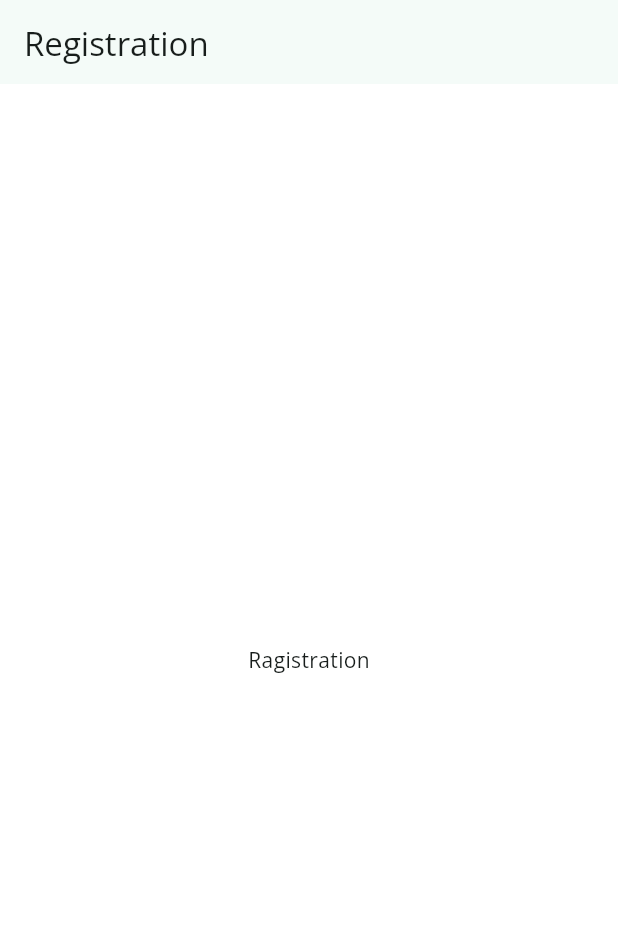
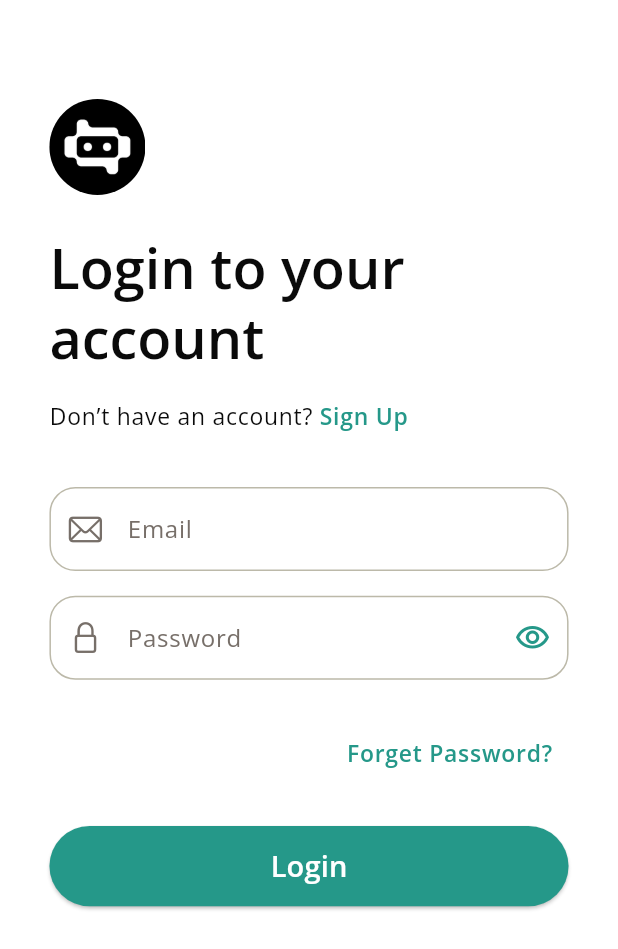
Before and after one commit to Alaminpk05/echo-verse, a Flutter app: the screen it shows after launch, on a phone screen of 412 x 824 dp. Shown: the top 949 px of the screen. Run offline on Flutter 3.47's test engine with Material 3 defaults, Android fonts, the light colour scheme and no system bars; our stand-ins replace responsive_sizer.

Commit message:
create login page ui

```diff
--- a/echo_verse/lib/app_view.dart
+++ b/echo_verse/lib/app_view.dart
@@ -1,4 +1,4 @@
-import 'package:echo_verse/featurse/authentication/registration/screens/registration.dart';
+import 'package:echo_verse/features/authentication/registration/screens/registration.dart';
 import 'package:echo_verse/utils/theme/theme.dart';
 import 'package:flutter/material.dart';
 import 'package:responsive_sizer/responsive_sizer.dart';
--- /dev/null
+++ b/echo_verse/lib/features/authentication/registration/screens/registration.dart
@@ -0,0 +1,140 @@
+import 'package:echo_verse/utils/constant/colors.dart';
+import 'package:echo_verse/utils/constant/icons.dart';
+import 'package:flutter/material.dart';
+import 'package:responsive_sizer/responsive_sizer.dart';
+
+class RegistrationPage extends StatefulWidget {
+  const RegistrationPage({super.key});
+
+  @override
+  State<RegistrationPage> createState() => _RegistrationPageState();
+}
+
+class _RegistrationPageState extends State<RegistrationPage> {
+  @override
+  Widget build(BuildContext context) {
+    return Scaffold(
+        body: Padding(
+      padding: EdgeInsets.symmetric(
+        horizontal: 8.w,
+        vertical: 8.h,
+      ),
+      child: Column(
+        mainAxisAlignment: MainAxisAlignment.start,
+        crossAxisAlignment: CrossAxisAlignment.start,
+        children: [
+          ClipOval(
+            child: Image.asset(
+              'lib/assets/logo/robo.png',
+              fit: BoxFit.contain,
+              width: 64,
+              height: 64,
+            ),
+          ),
+          SizedBox(height: 3.h),
+          Text('Login to your account',
+              style: TextTheme.of(context).headlineLarge),
+          SizedBox(height: 2.3.h),
+          RichText(
+              text: TextSpan(children: [
+            TextSpan(
+                text: 'Don’t have an account? ',
+                style: TextTheme.of(context)
+                    .labelMedium!
+                    .copyWith(fontWeight: FontWeight.w400)),
+            TextSpan(
+                text: 'Sign Up',
+                style:
+                    TextTheme.of(context).labelMedium!.copyWith(color: teal)),
+          ])),
+          SizedBox(
+            height: 4.5.h,
+          ),
+          Column(
+            crossAxisAlignment: CrossAxisAlignment.end,
+            children: [
+              AuthTextFieldWidget(
+                hintText: 'Email',
+                suffixIcon: email,
+                showEyeIcon: false, prefixIcon: email,
+              ),
+              SizedBox(
+                height: 2.h,
+              ),
+              AuthTextFieldWidget(
+                hintText: 'Password',
+                suffixIcon: visibilityOn,
+                showEyeIcon: true,
+                onTap: () {}, prefixIcon: key,
+              ),
+              SizedBox(height: 3.h),
+              TextButton(
+                  onPressed: () {},
+                  child: Text(
+                    'Forget Password?',
+                    textAlign: TextAlign.right,
+                    style: Theme.of(context).textTheme.labelMedium!.copyWith(color: teal),),
+                  ),
+                  SizedBox(height: 3.h),
+                  SizedBox(
+                    width: double.infinity,
+                    height: 6.5.h,
+                    child: ElevatedButton(onPressed: (){},
+                     child: Text('Login',style: Theme.of(context).textTheme.labelLarge!.copyWith(color: white),)),
+                  )
+            ],
+          )
+        ],
+      ),
+    ));
+  }
+}
+
+class AuthTextFieldWidget extends StatelessWidget {
+  const AuthTextFieldWidget({
+    super.key,
+    required this.hintText,
+    required this.suffixIcon,
+    required this.showEyeIcon,
+    this.onTap, required this.prefixIcon,
+  });
+  final String hintText;
+  final IconData suffixIcon;
+  final IconData prefixIcon;
+  final bool showEyeIcon;
+  final void Function()? onTap;
+
+  @override
+  Widget build(BuildContext context) {
+    return TextFormField(
+      cursorWidth: 1.5,
+      cursorHeight: 2.5.h,
+      decoration: InputDecoration(
+          border: InputBorder.none,
+          enabled: true,
+          prefixIcon: Icon(
+            prefixIcon,
+            color: lightGrey,
+          ),
+          suffixIcon: showEyeIcon
+              ? IconButton(onPressed: onTap, icon: Icon(visibilityOn))
+              : null,
+          suffixIconColor: teal,
+          hintText: hintText,
+          hintStyle: TextStyle(
+              color: lightGrey,
+              fontWeight: FontWeight.normal,
+              fontFamily: 'OpenSans'),
+          enabledBorder: OutlineInputBorder(
+              borderSide: BorderSide(
+                color: authTextFieldBorderColor,
+              ),
+              borderRadius: BorderRadius.circular(17.sp)),
+          focusedBorder: OutlineInputBorder(
+              borderSide: BorderSide(
+                color: authTextFieldBorderColor,
+              ),
+              borderRadius: BorderRadius.circular(17.sp))),
+    );
+  }
+}
--- a/echo_verse/lib/featurse/authentication/registration/screens/registration.dart
+++ /dev/null
@@ -1,25 +0,0 @@
-import 'package:flutter/material.dart';
-
-class RegistrationPage extends StatefulWidget {
-  const RegistrationPage({super.key});
-
-  @override
-  State<RegistrationPage> createState() => _RegistrationPageState();
-}
-
-class _RegistrationPageState extends State<RegistrationPage> {
-  @override
-  Widget build(BuildContext context) {
-    return Scaffold(
-      appBar: AppBar(
-        title: Text('Registration'),
-      ),
-      body: Center(
-        child: Text(
-          'Ragistration',
-          )
-        ),
-
-    );
-  }
-}
--- a/echo_verse/lib/utils/constant/colors.dart
+++ b/echo_verse/lib/utils/constant/colors.dart
@@ -1,8 +1,10 @@
 import 'package:flutter/material.dart';
 
-const Color authenticationHeaderlineColor = Color(0xFF0A0A0A);
+const Color authenticationHeaderColor = Color(0xFF0A0A0A);
 const Color deepGrey = Color(0xFF666363);
 const Color lightGrey = Color(0xFF776F69);
 const Color teal = Color(0xFF259889);
 const Color white = Color(0xFFFFFFFF);
+const Color deepWhite = Color(0xFFF3EEE9);
 const Color inactiveAuthenticationButtonColor = Color(0xFFC6DCD9);
+const Color authTextFieldBorderColor=Color(0x776F6947);
--- a/echo_verse/lib/utils/theme/theme.dart
+++ b/echo_verse/lib/utils/theme/theme.dart
@@ -9,21 +9,45 @@ class AppTheme {
       textTheme: _textTheme,
       brightness: Brightness.light,
       scaffoldBackgroundColor: white,
-      colorScheme: ColorScheme.fromSeed(seedColor: teal),
+      colorScheme: ColorScheme.fromSeed(seedColor: teal,
+      primary: teal),
+    elevatedButtonTheme: ElevatedButtonThemeData(
+      style: ElevatedButton.styleFrom(
+
+        shape: RoundedRectangleBorder(borderRadius: BorderRadius.circular(36.sp)),
+        backgroundColor: teal,
+
+
+      )
+    )
+
+
+
+
     );
+
+
+
+
+
+
   }
 
   static final TextTheme _textTheme = TextTheme(
+
+
       headlineLarge: TextStyle(
-
-          fontSize: 40.sp,
+          fontSize: 25.sp,
           fontWeight: FontWeight.w600,
-          color: authenticationHeaderlineColor),
+          color: authenticationHeaderColor,),
+      labelLarge: TextStyle(
+          fontSize: 18.sp,
+          fontWeight: FontWeight.w600,
+          color: authenticationHeaderColor),
       labelMedium: TextStyle(
           fontSize: 16.sp,
-
           fontWeight: FontWeight.w600,
-          color: authenticationHeaderlineColor),
+          color: authenticationHeaderColor),
       labelSmall: TextStyle(
           fontSize: 15.sp, fontWeight: FontWeight.w400, color: lightGrey));
 }
--- a/echo_verse/pubspec.yaml
+++ b/echo_verse/pubspec.yaml
@@ -61,8 +61,6 @@ flutter:
   # To add assets to your application, add an assets section, like this:
   assets:
     - lib/assets/logo/
-    - lib/assets/icons/
-    - lib/assets/images/
   #   - images/a_dot_ham.jpeg
 
   # An image asset can refer to one or more resolution-specific "variants", see
```
Also changed, not shown: 1 other file.
